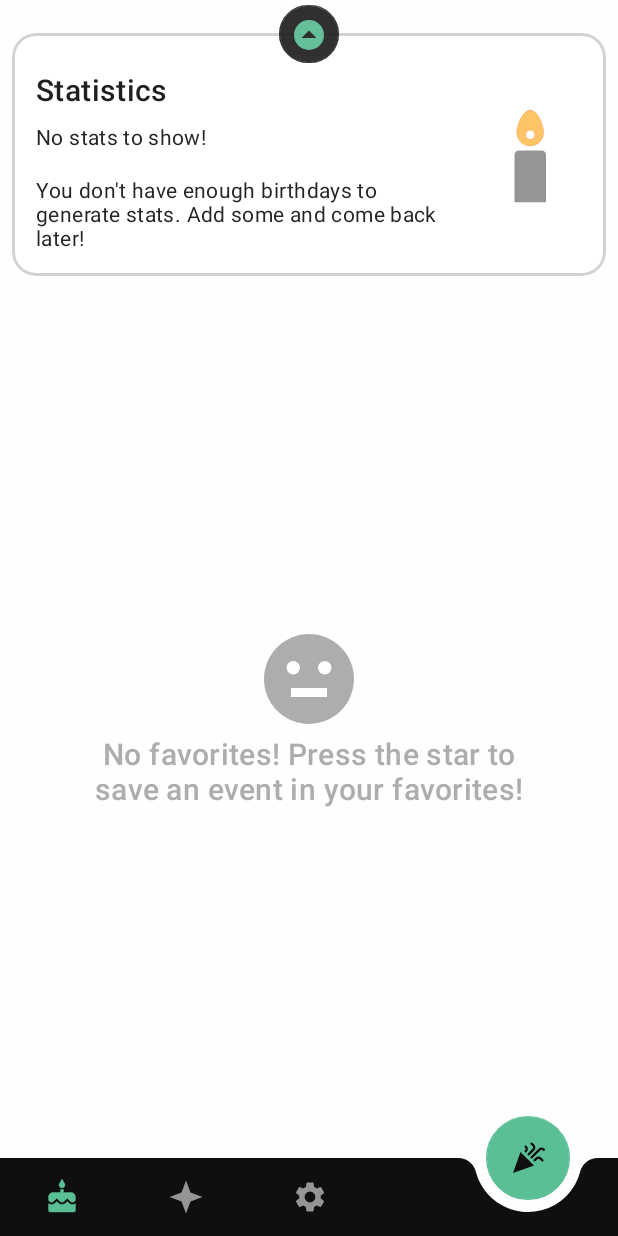
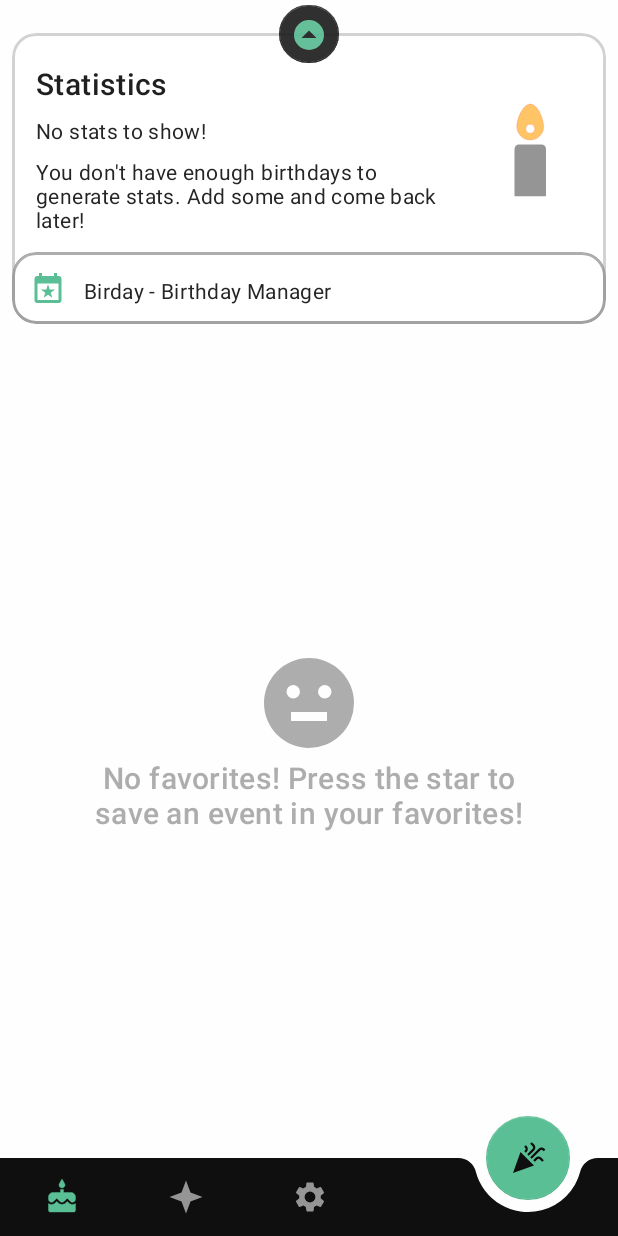
Before and after one commit to m-i-n-a-r/birday, an Android app: the FavoritesFragment screen opened through its navigation route, on a phone screen of 412 x 824 dp. Run offline under Robolectric (Android 15) with nearby library versions, the light colour scheme and no system bars; our stand-ins replace Room's generated code, Shimmer; libraries missing offline, so code that uses them is left out: com.afollestad.materialdialogs, nl.dionsegijn.konfetti; 7 statements that could not run were skipped.

Commit message:
Optimized cards, navigation to the overview screen

```diff
--- a/app/src/main/java/com/minar/birday/activities/MainActivity.kt
+++ b/app/src/main/java/com/minar/birday/activities/MainActivity.kt
@@ -135,9 +135,9 @@ class MainActivity : AppCompatActivity() {
                     getString(R.string.app_name),
                     R.mipmap.ic_launcher,
                     ContextCompat.getColor(this, R.color.deepGray)
-                ))
-        }
-        else setTaskDescription(
+                )
+            )
+        } else setTaskDescription(
             ActivityManager.TaskDescription(
                 getString(R.string.app_name),
                 ContextCompat.getDrawable(this, R.mipmap.ic_launcher)?.toBitmap(),
@@ -181,7 +181,8 @@ class MainActivity : AppCompatActivity() {
         navigation.setOnNavigationItemReselectedListener {
             // Only do something if there's something in the back stack (only in event details)
             if (navController.currentBackStackEntry != null &&
-                navController.currentDestination?.label == "fragment_details"
+                (navController.currentDestination?.label == "fragment_details" ||
+                        navController.currentDestination?.label == "fragment_overview")
             )
                 navController.popBackStack()
         }
@@ -372,8 +373,7 @@ class MainActivity : AppCompatActivity() {
         if (refreshed) {
             sharedPrefs.edit().putBoolean("refreshed", false).apply()
             super.onSaveInstanceState(outState)
-        }
-        else {
+        } else {
             // Dirty, dirty fix to avoid TransactionTooBigException:
             // it will restore the home fragment when the theme is changed from system for example,
             // and the app is in recent apps. No issues for screen rotations, keyboard and so on
--- a/app/src/main/java/com/minar/birday/fragments/FavoritesFragment.kt
+++ b/app/src/main/java/com/minar/birday/fragments/FavoritesFragment.kt
@@ -9,6 +9,7 @@ import android.widget.TextView
 import android.widget.Toast
 import androidx.fragment.app.Fragment
 import androidx.lifecycle.ViewModelProvider
+import androidx.navigation.findNavController
 import androidx.preference.PreferenceManager
 import androidx.recyclerview.widget.LinearLayoutManager
 import androidx.recyclerview.widget.RecyclerView
@@ -66,11 +67,18 @@ class FavoritesFragment : Fragment() {
         val favoriteMotionLayout = binding.favoritesMain
         val favoritesCard = binding.favoritesCard
         val favoritesMiniFab = binding.favoritesMiniFab
+        val overviewButton = binding.overviewButton
         if (shimmerEnabled) shimmer.startShimmer()
         statsImage.applyLoopingAnimatedVectorDrawable(R.drawable.animated_candle)
 
         // Set motion layout state, since it's saved
         favoriteMotionLayout.progress = sharedPrefs.getFloat("favorite_motion_state", 0.0F)
+
+        // Set the overview button
+        overviewButton.setOnClickListener {
+            // Navigate to the overview screen
+            requireView().findNavController().navigate(R.id.action_navigationFavorites_to_overviewFragment)
+        }
 
         // Vibration on the mini fab (with manual managing of the transition)
         favoritesMiniFab.setOnClickListener {
--- a/app/src/main/res/layout/fragment_favorites.xml
+++ b/app/src/main/res/layout/fragment_favorites.xml
@@ -41,6 +41,11 @@
         app:strokeColor="@color/goodGrayTranslucent"
         app:strokeWidth="@dimen/card_stroke">
 
+        <androidx.constraintlayout.widget.ConstraintLayout
+            android:layout_width="match_parent"
+            android:layout_height="wrap_content"
+            android:paddingTop="@dimen/card_padding">
+
             <!-- Duration and repeat delay must be hardcoded -->
             <com.facebook.shimmer.ShimmerFrameLayout
                 android:id="@+id/favoritesCardShimmer"
@@ -59,14 +64,14 @@
                 <androidx.constraintlayout.widget.ConstraintLayout
                     android:layout_width="match_parent"
                     android:layout_height="wrap_content"
-                android:padding="@dimen/card_margin_big">
+                    android:paddingHorizontal="@dimen/card_margin_big"
+                    android:paddingVertical="@dimen/text_field_horizontal_margin">
 
                     <TextView
                         android:id="@+id/statsTitle"
                         android:layout_width="0dp"
                         android:layout_height="wrap_content"
                         android:layout_marginEnd="@dimen/card_image_padding"
-                    android:paddingTop="@dimen/card_padding"
                         android:text="@string/stats"
                         android:textAppearance="?attr/textAppearanceHeadline6"
                         app:layout_constraintEnd_toStartOf="@+id/favoriteCardGuideline"
@@ -90,7 +95,7 @@
                         android:id="@+id/statsDescription"
                         android:layout_width="0dp"
                         android:layout_height="wrap_content"
-                    android:layout_marginTop="@dimen/card_margin_big"
+                        android:layout_marginTop="@dimen/card_margin"
                         android:layout_marginEnd="@dimen/card_image_padding"
                         android:text="@string/no_stats_description"
                         android:textAppearance="?attr/textAppearanceBody2"
@@ -117,10 +122,57 @@
                         android:layout_width="wrap_content"
                         android:layout_height="wrap_content"
                         android:orientation="vertical"
-                    app:layout_constraintGuide_percent="0.8" />
+                        app:layout_constraintGuide_percent=".8" />
 
                 </androidx.constraintlayout.widget.ConstraintLayout>
             </com.facebook.shimmer.ShimmerFrameLayout>
+
+            <com.google.android.material.card.MaterialCardView
+                android:id="@+id/overviewButton"
+                android:layout_width="match_parent"
+                android:layout_height="wrap_content"
+                android:background="?attr/selectableItemBackground"
+                android:clickable="true"
+                android:focusable="true"
+                app:cardCornerRadius="@dimen/rounded_corners"
+                app:cardElevation="0dp"
+                app:layout_constraintEnd_toEndOf="parent"
+                app:layout_constraintStart_toStartOf="parent"
+                app:layout_constraintTop_toBottomOf="@id/favoritesCardShimmer"
+                app:rippleColor="?colorAccent"
+                app:strokeColor="@color/goodGraySemiTranslucent"
+                app:strokeWidth="@dimen/card_stroke">
+
+                <LinearLayout
+                    android:layout_width="match_parent"
+                    android:layout_height="match_parent"
+                    android:layout_gravity="center_vertical"
+                    android:orientation="horizontal">
+
+                    <!-- TODO Use a real content description -->
+                    <ImageView
+                        android:layout_width="wrap_content"
+                        android:layout_height="wrap_content"
+                        android:layout_margin="@dimen/text_field_horizontal_margin"
+                        android:contentDescription="@string/app_name"
+                        android:src="@drawable/ic_date_black_24dp"
+                        app:tint="?colorAccent" />
+
+                    <TextView
+                        android:id="@+id/overviewText"
+                        android:layout_width="match_parent"
+                        android:layout_height="wrap_content"
+                        android:layout_marginTop="@dimen/card_margin_big"
+                        android:layout_marginEnd="@dimen/card_image_padding"
+                        android:text="@string/app_name_extended"
+                        android:textAppearance="?attr/textAppearanceBody2"
+                        android:textColor="?android:attr/textColorSecondary" />
+
+                </LinearLayout>
+
+            </com.google.android.material.card.MaterialCardView>
+
+        </androidx.constraintlayout.widget.ConstraintLayout>
 
     </com.google.android.material.card.MaterialCardView>
 
--- a/app/src/main/res/layout/fragment_home.xml
+++ b/app/src/main/res/layout/fragment_home.xml
@@ -74,7 +74,8 @@
                 <androidx.constraintlayout.widget.ConstraintLayout
                     android:layout_width="match_parent"
                     android:layout_height="wrap_content"
-                    android:padding="@dimen/card_margin_big">
+                    android:paddingHorizontal="@dimen/card_margin_big"
+                    android:paddingVertical="@dimen/text_field_horizontal_margin">
 
                     <TextView
                         android:id="@+id/upcomingTitle"
@@ -104,7 +105,7 @@
                         android:id="@+id/upcomingDescription"
                         android:layout_width="0dp"
                         android:layout_height="wrap_content"
-                        android:layout_marginTop="@dimen/card_margin_big"
+                        android:layout_marginTop="@dimen/card_margin"
                         android:layout_marginEnd="@dimen/card_image_padding"
                         android:text="@string/no_next_event_description"
                         android:textAppearance="?attr/textAppearanceBody2"
@@ -131,7 +132,7 @@
                         android:layout_width="wrap_content"
                         android:layout_height="wrap_content"
                         android:orientation="vertical"
-                        app:layout_constraintGuide_percent="0.8" />
+                        app:layout_constraintGuide_percent=".8" />
 
                 </androidx.constraintlayout.widget.ConstraintLayout>
             </com.facebook.shimmer.ShimmerFrameLayout>
--- a/app/src/main/res/values/dimens.xml
+++ b/app/src/main/res/values/dimens.xml
@@ -14,7 +14,7 @@
     <dimen name="card_stroke">2dp</dimen>
     <dimen name="rounded_corners">16dp</dimen>
     <dimen name="card_image_height">72dp</dimen>
-    <dimen name="card_image_padding">16dp</dimen>
+    <dimen name="card_image_padding">8dp</dimen>
     <dimen name="list_vertical_padding">4dp</dimen>
     <dimen name="in_row_padding">3dp</dimen>
     <dimen name="in_row_image">52dp</dimen>
```
Also changed, not shown: 1 other file. Lines whose indentation alone changed are shown as unchanged.
